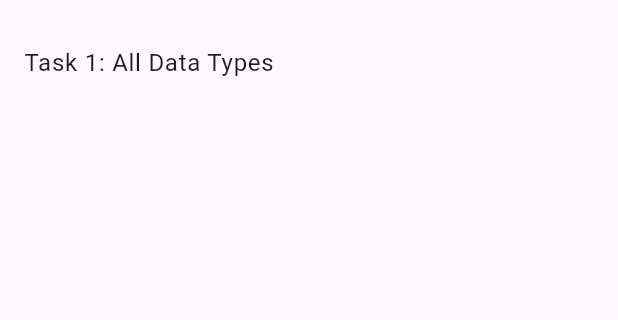
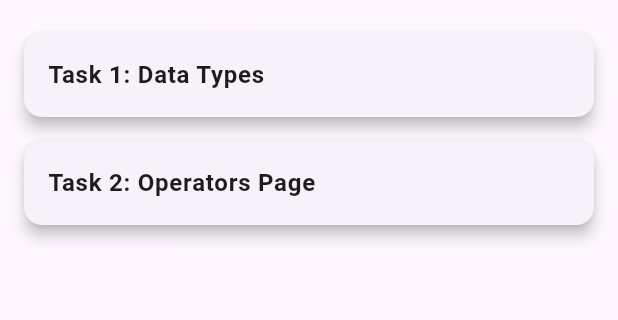
Before and after one commit to SheetalAlbiorix/Prachi_learn_flutter, a Flutter app: the TaskPage screen opened directly, on a phone screen of 412 x 824 dp, the part 63-383 px from its top. Run offline on Flutter 3.47's test engine with Material 3 defaults, Android fonts, the phone set to English and light mode, and no system bars.

Commit message:
updated index

```diff
--- a/lib/pages/index_page.dart
+++ b/lib/pages/index_page.dart
@@ -1,9 +1,12 @@
 import 'package:flutter/material.dart';
+import 'package:flutter_tasks/pages/index_page.dart';
 import 'package:flutter_tasks/pages/datatype_task.dart';
+// import 'package:flutter_tasks/pages/operators.dart';
 
 class TaskPage extends StatelessWidget {
   final List<String> tasks = [
-    'Task 1: All Data Types',
+    'Task 1: Data Types',
+    'Task 2: Operators Page',
   ];
 
   @override
@@ -15,14 +18,23 @@ class TaskPage extends StatelessWidget {
       body: ListView.builder(
         itemCount: tasks.length,
         itemBuilder: (context, index) {
-          return ListTile(
-            title: Text(tasks[index]),
+          return Card(
+            margin: EdgeInsets.symmetric(horizontal: 16.0, vertical: 8.0),
+            elevation: 4.0,
+            child: ListTile(
+              title: Text(
+                tasks[index],
+                style: TextStyle(fontWeight: FontWeight.bold),
+              ),
               onTap: () {
+                if (index == 0) {
                   Navigator.push(
                     context,
                     MaterialPageRoute(builder: (context) => DataTypeTask()),
                   );
+                }
               },
+            ),
           );
         },
       ),
```
Lines whose indentation alone changed are shown as unchanged.
